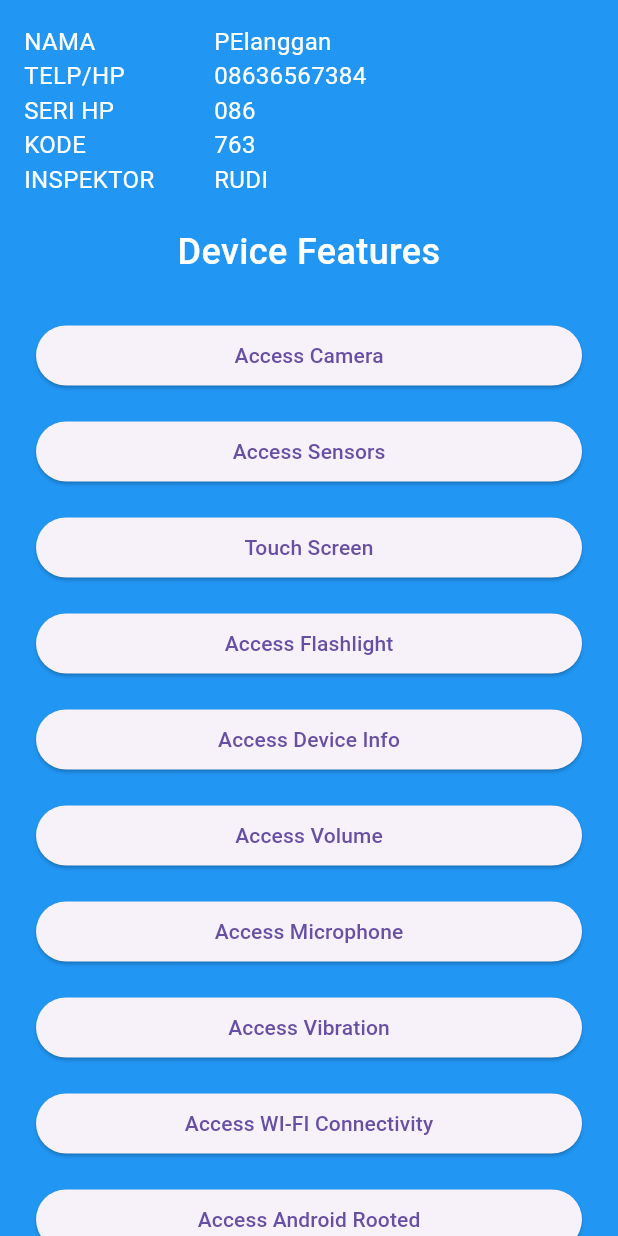
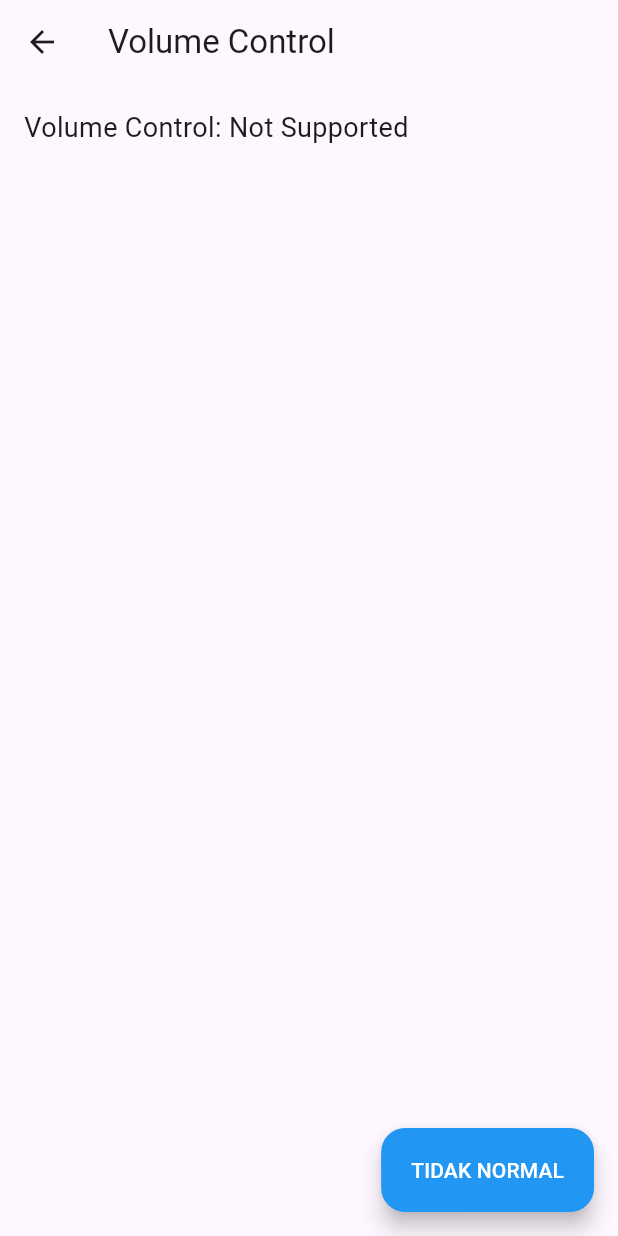
Before and after one commit to amiqyolo/gitss, a Flutter app: the MenusInspectionView screen opened by its route, after a tap on "Access Volume", on a phone screen of 412 x 824 dp. Run offline on Flutter 3.47's test engine with Material 3 defaults, Android fonts, the phone set to English and light mode, and no system bars; our stand-ins replace audioplayers, camera, flutter_svg, get; missing offline and left inert: torch_light, volume_controller.

Commit message:
create & implement volume feature, set minSdk 23 to torchlight, add audioplayer & volume_controller

```diff
--- a/lib/app/modules/menus_inspection/views/menus_inspection_view.dart
+++ b/lib/app/modules/menus_inspection/views/menus_inspection_view.dart
@@ -181,7 +181,7 @@ class MenusInspectionView extends GetView<MenusInspectionController> {
                     ),
                     FeatureButton(
                       label: 'Access Volume',
-                      onTap: () => Get.to(() => const MenusInspectionView()),
+                      onTap: () => Get.toNamed(Routes.VOLUME_FEATURE),
                     ),
                     FeatureButton(
                       label: 'Access Microphone',
--- /dev/null
+++ b/lib/app/modules/volume_feature/bindings/volume_feature_binding.dart
@@ -0,0 +1,12 @@
+import 'package:get/get.dart';
+
+import '../controllers/volume_feature_controller.dart';
+
+class VolumeFeatureBinding extends Bindings {
+  @override
+  void dependencies() {
+    Get.lazyPut<VolumeFeatureController>(
+      () => VolumeFeatureController(),
+    );
+  }
+}
--- /dev/null
+++ b/lib/app/modules/volume_feature/controllers/volume_feature_controller.dart
@@ -0,0 +1,59 @@
+import 'package:audioplayers/audioplayers.dart';
+import 'package:get/get.dart';
+import 'package:volume_controller/volume_controller.dart';
+
+class VolumeFeatureController extends GetxController {
+  RxBool _isVolumeControlAvailable = false.obs;
+  RxDouble _volume = 0.5.obs;
+  final AudioPlayer _audioPlayer = AudioPlayer();
+
+  RxBool get isVolumeControlAvailable => _isVolumeControlAvailable;
+
+  RxDouble get volume => _volume;
+
+  void updateVolume(value) {
+    _volume.value = value;
+    VolumeController().setVolume(value);
+  }
+
+  Future<void> playAudio() async {
+    const audioPath = 'audios/theme_01.mp3';
+    await _audioPlayer.play(AssetSource(audioPath));
+  }
+
+  void stopAudio() {
+    _audioPlayer.stop();
+  }
+
+  Future<void> _checkVolumeControl() async {
+    try {
+      final currentVolume = await VolumeController().getVolume();
+
+      _isVolumeControlAvailable.value = true;
+      _volume.value = currentVolume;
+    } catch (e) {
+      _isVolumeControlAvailable.value = false;
+    }
+  }
+
+  @override
+  void onInit() {
+    super.onInit();
+    _checkVolumeControl();
+    VolumeController().listener((volume) {
+      _volume.value = volume;
+    });
+  }
+
+  @override
+  void onReady() {
+    super.onReady();
+  }
+
+  @override
+  void onClose() {
+    VolumeController().removeListener();
+    _audioPlayer.dispose();
+    super.onClose();
+  }
+}
--- /dev/null
+++ b/lib/app/modules/volume_feature/views/volume_feature_view.dart
@@ -0,0 +1,71 @@
+import 'package:flutter/material.dart';
+import 'package:get/get.dart';
+
+import '../controllers/volume_feature_controller.dart';
+
+class VolumeFeatureView extends GetView<VolumeFeatureController> {
+  const VolumeFeatureView({super.key});
+
+  @override
+  Widget build(BuildContext context) {
+    return Scaffold(
+      appBar: AppBar(title: const Text('Volume Control')),
+      body: Obx(
+          () => Padding(
+          padding: const EdgeInsets.all(16.0),
+          child: controller.isVolumeControlAvailable.value
+              ? Column(
+            mainAxisAlignment: MainAxisAlignment.center,
+                  children: [
+                    const Text("Volume Control: Supported"),
+                    Obx(
+                      () => Slider(
+                        value: controller.volume.value,
+                        onChanged: (value) {
+                          controller.updateVolume(value);
+                        },
+                        min: 0,
+                        max: 1,
+                        divisions: 10,
+                        label: "${(controller.volume.value * 100).round()}%",
+                      ),
+                    ),
+                    SizedBox(height: 20.0),
+                    ElevatedButton(
+                      onPressed: () {
+                        controller.playAudio();
+                      },
+                      child: Text('Test Speaker'),
+                    ),
+                    ElevatedButton(
+                      onPressed: () {
+                        controller.stopAudio();
+                      },
+                      child: Text('Stop Speaker'),
+                    ),
+                  ],
+                )
+              : const Text(
+                  "Volume Control: Not Supported",
+                  style: TextStyle(fontSize: 18),
+                ),
+        ),
+      ),
+      floatingActionButton: FloatingActionButton.extended(
+        backgroundColor: Colors.blue,
+        onPressed: () {
+          controller.isVolumeControlAvailable.value ? 'NORMAL' : 'TIDAK NORMAL';
+          Get.back();
+        },
+        label: Obx(
+          () => Text(
+            controller.isVolumeControlAvailable.value ? 'NORMAL' : 'TIDAK NORMAL',
+            style: const TextStyle(
+              color: Colors.white,
+            ),
+          ),
+        ),
+      ),
+    );
+  }
+}
--- a/lib/app/routes/app_pages.dart
+++ b/lib/app/routes/app_pages.dart
@@ -34,6 +34,8 @@ import '../modules/splash_screen/bindings/splash_screen_binding.dart';
 import '../modules/splash_screen/views/splash_screen_view.dart';
 import '../modules/touchscreen_feature/bindings/touchscreen_feature_binding.dart';
 import '../modules/touchscreen_feature/views/touchscreen_feature_view.dart';
+import '../modules/volume_feature/bindings/volume_feature_binding.dart';
+import '../modules/volume_feature/views/volume_feature_view.dart';
 
 part 'app_routes.dart';
 
@@ -128,5 +130,10 @@ class AppPages {
       page: () => const FlashlightFeatureView(),
       binding: FlashlightFeatureBinding(),
     ),
+    GetPage(
+      name: _Paths.VOLUME_FEATURE,
+      page: () => const VolumeFeatureView(),
+      binding: VolumeFeatureBinding(),
+    ),
   ];
 }
--- a/lib/app/routes/app_routes.dart
+++ b/lib/app/routes/app_routes.dart
@@ -20,6 +20,7 @@ abstract class Routes {
   static const SENSOR_FEATURE = _Paths.SENSOR_FEATURE;
   static const TOUCHSCREEN_FEATURE = _Paths.TOUCHSCREEN_FEATURE;
   static const FLASHLIGHT_FEATURE = _Paths.FLASHLIGHT_FEATURE;
+  static const VOLUME_FEATURE = _Paths.VOLUME_FEATURE;
 }
 
 abstract class _Paths {
@@ -41,4 +42,5 @@ abstract class _Paths {
   static const SENSOR_FEATURE = '/sensor-feature';
   static const TOUCHSCREEN_FEATURE = '/touchscreen-feature';
   static const FLASHLIGHT_FEATURE = '/flashlight-feature';
+  static const VOLUME_FEATURE = '/volume-feature';
 }
--- a/pubspec.yaml
+++ b/pubspec.yaml
@@ -40,6 +40,8 @@ dependencies:
   camera: ^0.11.0+2
   path_provider: ^2.1.5
   torch_light: ^1.1.0
+  audioplayers: ^6.1.0
+  volume_controller: ^2.0.8
 
 dev_dependencies:
   flutter_test:
```
Also changed, not shown: pubspec.lock, 2 other files.
